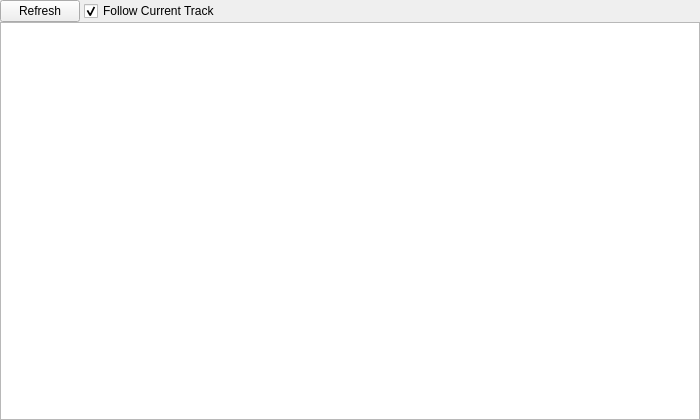
Above: src/library/rest/dlgrestlibrary.ui from Firewolf34/mixxx-mixman-api before the change. Below: the same form after it.
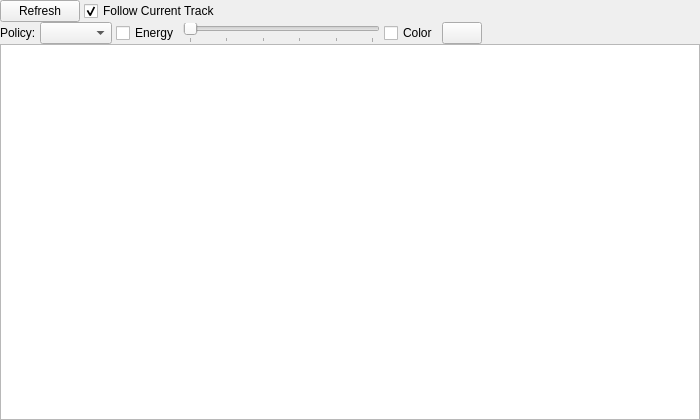
That is the form after the change.

Commit message: Make REST library MixMan recommendations first class

Diff of the .ui file:
```diff
--- a/src/library/rest/dlgrestlibrary.ui
+++ b/src/library/rest/dlgrestlibrary.ui
@@ -93,6 +93,135 @@
      </layout>
     </widget>
    </item>
+   <item>
+    <widget class="QWidget" name="MixManControls">
+     <layout class="QHBoxLayout" name="horizontalLayoutMixMan">
+      <property name="spacing">
+       <number>4</number>
+      </property>
+      <property name="leftMargin">
+       <number>0</number>
+      </property>
+      <property name="topMargin">
+       <number>0</number>
+      </property>
+      <property name="rightMargin">
+       <number>0</number>
+      </property>
+      <property name="bottomMargin">
+       <number>0</number>
+      </property>
+      <item>
+       <widget class="QLabel" name="labelPolicyPreset">
+        <property name="text">
+         <string>Policy:</string>
+        </property>
+        <property name="buddy">
+         <cstring>comboBoxPolicyPreset</cstring>
+        </property>
+       </widget>
+      </item>
+      <item>
+       <widget class="QComboBox" name="comboBoxPolicyPreset">
+        <property name="minimumWidth">
+         <number>130</number>
+        </property>
+        <property name="focusPolicy">
+         <enum>Qt::NoFocus</enum>
+        </property>
+       </widget>
+      </item>
+      <item>
+       <widget class="QCheckBox" name="checkBoxTargetEnergy">
+        <property name="focusPolicy">
+         <enum>Qt::NoFocus</enum>
+        </property>
+        <property name="text">
+         <string>Energy</string>
+        </property>
+       </widget>
+      </item>
+      <item>
+       <widget class="QSlider" name="horizontalSliderTargetEnergy">
+        <property name="focusPolicy">
+         <enum>Qt::NoFocus</enum>
+        </property>
+        <property name="minimum">
+         <number>0</number>
+        </property>
+        <property name="maximum">
+         <number>5</number>
+        </property>
+        <property name="pageStep">
+         <number>1</number>
+        </property>
+        <property name="orientation">
+         <enum>Qt::Horizontal</enum>
+        </property>
+        <property name="tickPosition">
+         <enum>QSlider::TicksBelow</enum>
+        </property>
+        <property name="tickInterval">
+         <number>1</number>
+        </property>
+       </widget>
+      </item>
+      <item>
+       <widget class="QCheckBox" name="checkBoxTargetColor">
+        <property name="focusPolicy">
+         <enum>Qt::NoFocus</enum>
+        </property>
+        <property name="text">
+         <string>Color</string>
+        </property>
+       </widget>
+      </item>
+      <item>
+       <widget class="QPushButton" name="pushButtonTargetColor">
+        <property name="focusPolicy">
+         <enum>Qt::NoFocus</enum>
+        </property>
+        <property name="minimumWidth">
+         <number>28</number>
+        </property>
+        <property name="maximumWidth">
+         <number>40</number>
+        </property>
+        <property name="text">
+         <string/>
+        </property>
+       </widget>
+      </item>
+      <item>
+       <widget class="QLabel" name="labelDiagnostics">
+        <property name="text">
+         <string/>
+        </property>
+       </widget>
+      </item>
+      <item>
+       <widget class="QLabel" name="labelPathSummary">
+        <property name="text">
+         <string/>
+        </property>
+       </widget>
+      </item>
+      <item>
+       <spacer name="horizontalSpacerMixMan">
+        <property name="orientation">
+         <enum>Qt::Horizontal</enum>
+        </property>
+        <property name="sizeHint" stdset="0">
+         <size>
+          <width>40</width>
+          <height>20</height>
+         </size>
+        </property>
+       </spacer>
+      </item>
+     </layout>
+    </widget>
+   </item>
    <item>
     <widget class="QTableView" name="m_pTrackTablePlaceholder">
      <property name="showGrid">
```
The commit also changes 19 other files.
